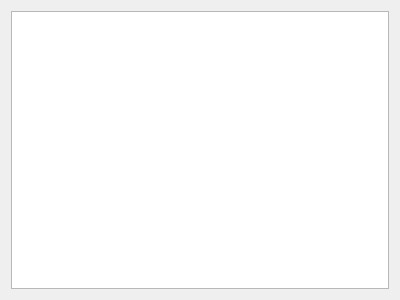
Old version of the form src/historyview.ui in the repository baleboy/flexo.
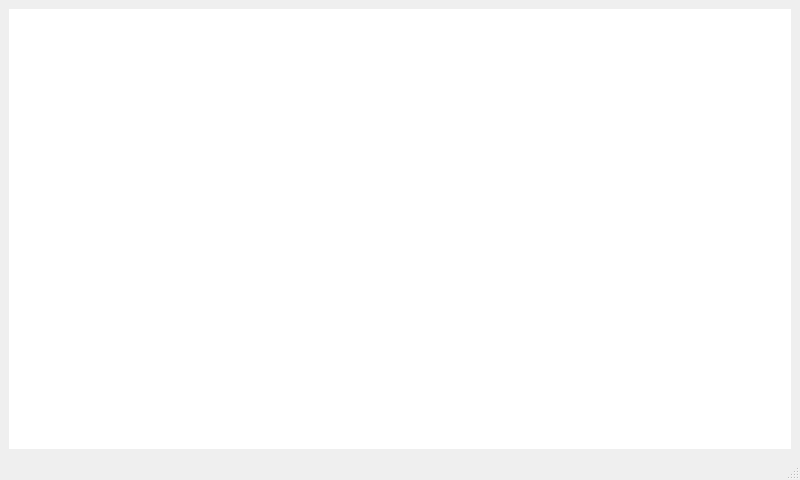
New version of the form.

Commit message: Added history by week and month

The edit to the form file:
```diff
--- a/src/historyview.ui
+++ b/src/historyview.ui
@@ -1,23 +1,43 @@
 <?xml version="1.0" encoding="UTF-8"?>
 <ui version="4.0">
  <class>HistoryView</class>
- <widget class="QWidget" name="HistoryView">
+ <widget class="QMainWindow" name="HistoryView">
   <property name="geometry">
    <rect>
     <x>0</x>
     <y>0</y>
-    <width>400</width>
-    <height>300</height>
+    <width>800</width>
+    <height>480</height>
    </rect>
   </property>
   <property name="windowTitle">
    <string>History</string>
   </property>
+  <widget class="QWidget" name="centralwidget">
   <layout class="QHBoxLayout" name="horizontalLayout">
    <item>
-    <widget class="QListView" name="listView"/>
-   </item>
-  </layout>
+     <widget class="QListView" name="listView">
+      <property name="frameShape">
+       <enum>QFrame::NoFrame</enum>
+      </property>
+      <property name="verticalScrollMode">
+       <enum>QAbstractItemView::ScrollPerPixel</enum>
+      </property>
+     </widget>
+    </item>
+   </layout>
+  </widget>
+  <widget class="QMenuBar" name="menubar">
+   <property name="geometry">
+    <rect>
+     <x>0</x>
+     <y>0</y>
+     <width>800</width>
+     <height>22</height>
+    </rect>
+   </property>
+  </widget>
+  <widget class="QStatusBar" name="statusbar"/>
  </widget>
  <resources/>
  <connections/>
```
Lines whose indentation alone changed are shown as unchanged. The commit also changes 10 other files.
